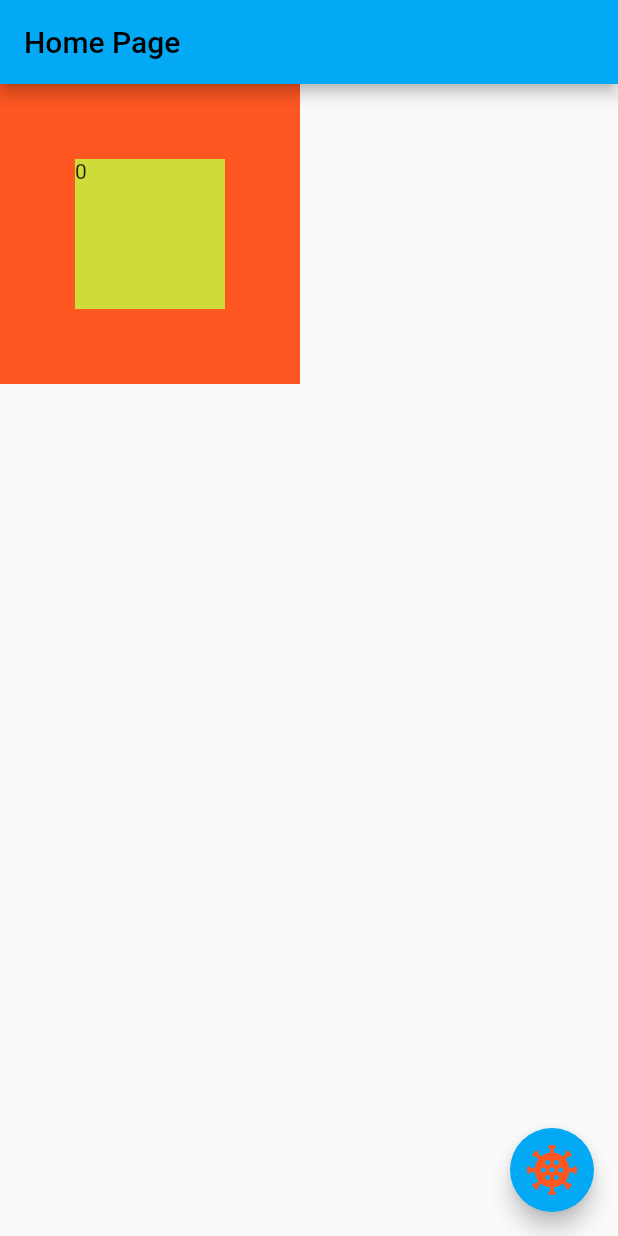
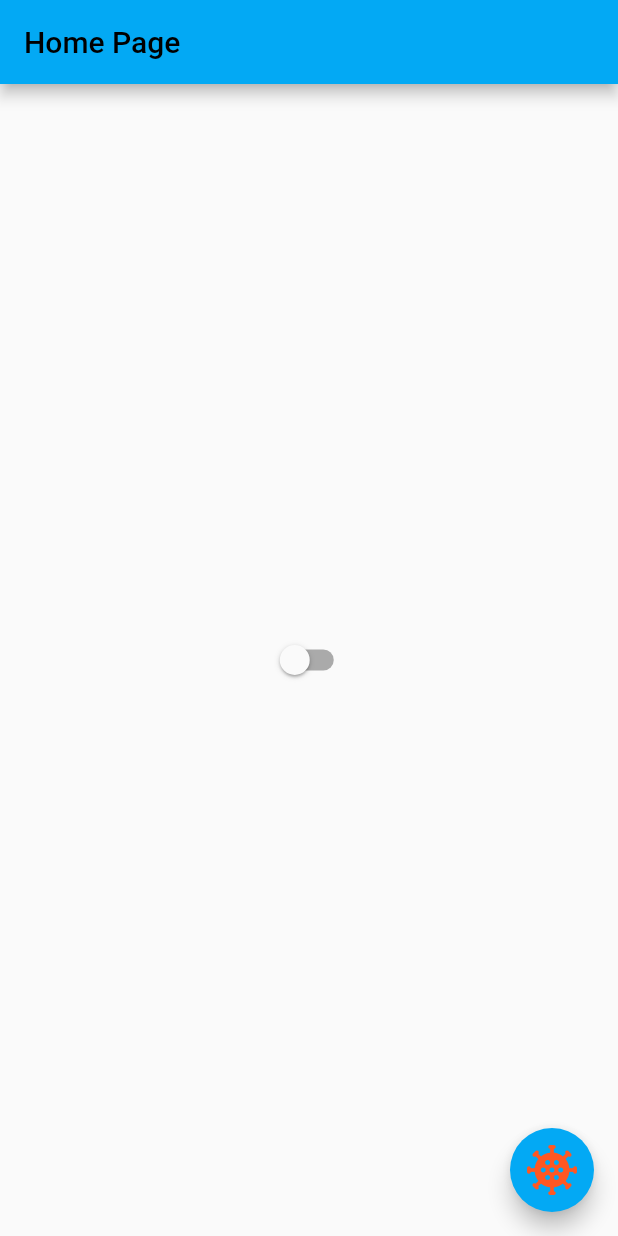
Before and after one commit to thomasbalmant/primandoWithFlutter, a Flutter app: the screen it shows after launch, on a phone screen of 412 x 824 dp. Run offline on Flutter 3.47's test engine with Material 2 defaults, Android fonts, the phone set to English and light mode, and no system bars.

Commit message:
change theme, dark and light

```diff
--- /dev/null
+++ b/lib/app_controller.dart
@@ -0,0 +1,11 @@
+import 'package:flutter/material.dart';
+
+class AppController extends ChangeNotifier {
+  static AppController instance = AppController();
+
+  bool isDartTheme = false;
+  changeTheme() {
+    isDartTheme = !isDartTheme;
+    notifyListeners();
+  }
+}
--- a/lib/app_widget.dart
+++ b/lib/app_widget.dart
@@ -1,14 +1,23 @@
 import 'package:flutter/material.dart';
+import 'package:iniciando/app_controller.dart';
 
 import 'home_page.dart';
 
 class AppWidget extends StatelessWidget {
   @override
   Widget build(BuildContext context) {
-    return MaterialApp(
-      theme: ThemeData(
-          primarySwatch: Colors.lightBlue, brightness: Brightness.light),
-      home: HomePage(),
+    return AnimatedBuilder(
+      animation: AppController.instance,
+      builder: (context, child) {
+        return MaterialApp(
+          theme: ThemeData(
+              primarySwatch: Colors.lightBlue,
+              brightness: AppController.instance.isDartTheme
+                  ? Brightness.dark
+                  : Brightness.light),
+          home: HomePage(),
+        );
+      },
     );
   }
 }
--- a/lib/home_page.dart
+++ b/lib/home_page.dart
@@ -1,4 +1,5 @@
 import 'package:flutter/material.dart';
+import 'package:iniciando/app_controller.dart';
 
 class HomePage extends StatefulWidget {
   @override
@@ -15,18 +16,14 @@
       appBar: AppBar(
         title: Text('Home Page'),
       ),
-      body: Container(
-          height: 200,
-          width: 200,
-          color: Colors.deepOrange,
-          child: Center(
-            child: Container(
-              height: 100,
-              width: 100,
-              color: Colors.lime,
-              child: Text('$counter'),
-            ),
-          )),
+      body: Center(
+        child: Switch(
+          value: AppController.instance.isDartTheme,
+          onChanged: (value) {
+            AppController.instance.changeTheme();
+          },
+        ),
+      ),
       floatingActionButton: FloatingActionButton(
         child: Icon(Icons.coronavirus, color: Colors.deepOrange, size: 40.0),
         onPressed: () {
```
